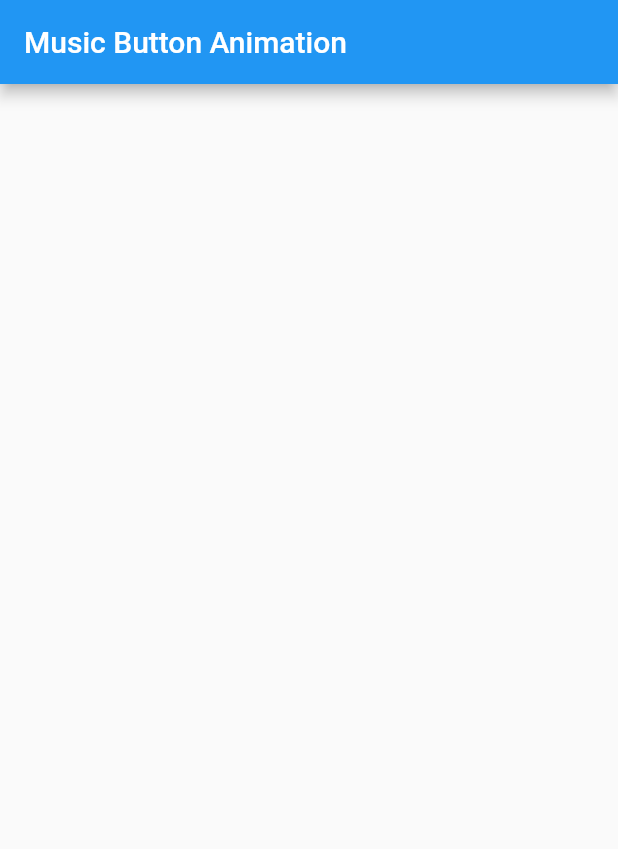
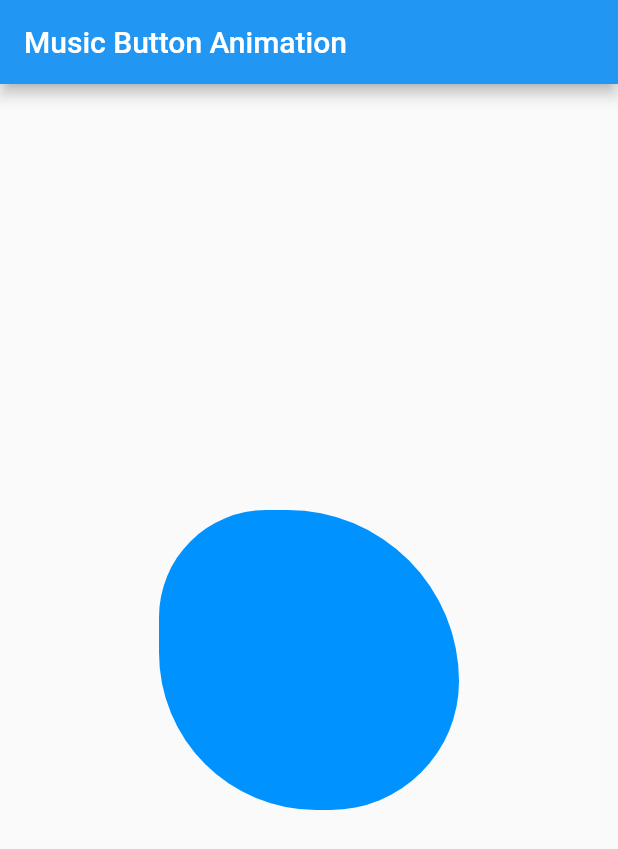
Before and after one commit to EhsanTgv/MusicButtonAnimationTest, a Flutter app: the screen it shows after launch, on a phone screen of 412 x 824 dp. Shown: the top 849 px of the screen. Run offline on Flutter 3.47's test engine with Material 2 defaults, Android fonts, the phone set to English and light mode, and no system bars.

Commit message:
use blob widget in main class

```diff
--- a/lib/main.dart
+++ b/lib/main.dart
@@ -1,4 +1,6 @@
 import 'package:flutter/material.dart';
+
+import 'blob.dart';
 
 void main() => runApp(MyApp());
 
@@ -28,6 +30,19 @@ class _MyHomePageState extends State<MyHomePage> {
       appBar: AppBar(
         title: Text("Music Button Animation"),
       ),
+      body: Scaffold(
+        body: Center(
+          child: SizedBox(
+            height: 200,
+            width: 200,
+            child: Blob(
+              color: Color(0xff0092ff), // color blue
+              scale: 1,
+              rotation: 0,
+            ),
+          ),
+        ),
+      ),
     );
   }
 }
```
